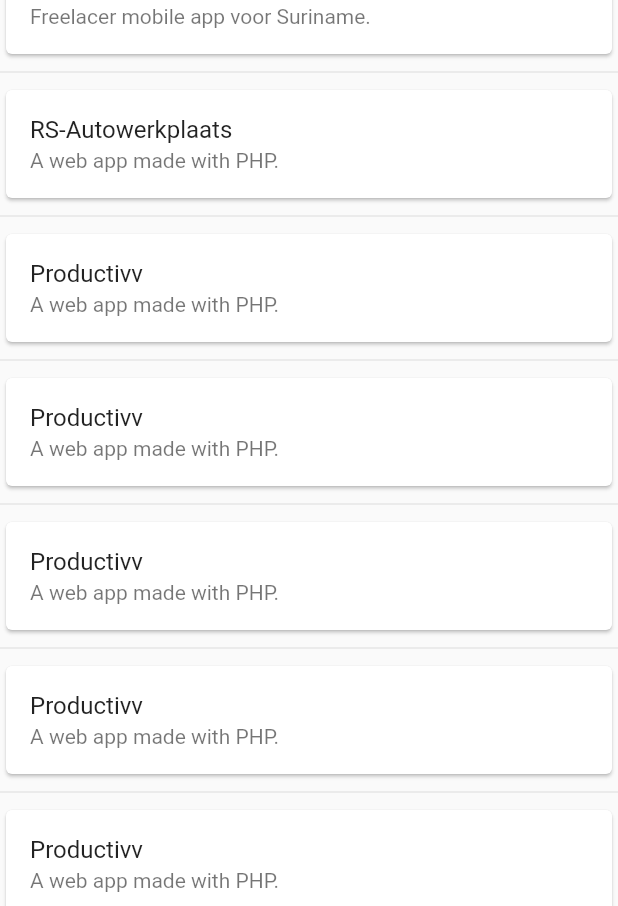
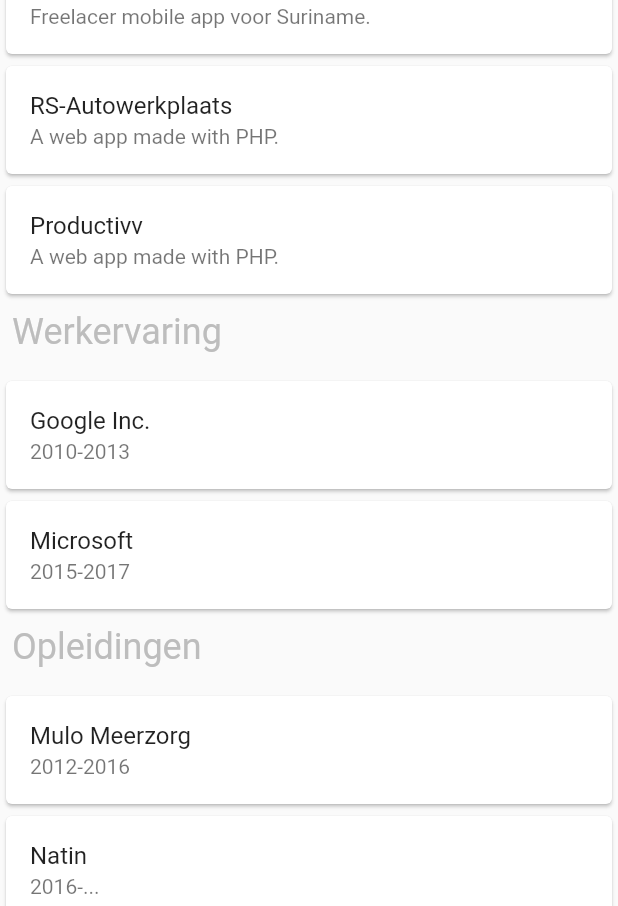
Before and after one commit to eSaniello/stacks, a Flutter app: the screen it shows after launch, on a phone screen of 412 x 824 dp, the part 330-1236 px from its top. Run offline on Flutter 3.47's test engine with Material 2 defaults, Android fonts, the phone set to English and light mode, and no system bars.

Commit message:
does not scroll

```diff
--- a/lib/main.dart
+++ b/lib/main.dart
@@ -131,6 +131,40 @@
       ),
     );
 
+    Widget headerWerkervaring = Container(
+      padding: const EdgeInsets.only(left: 8, bottom: 8),
+      height: 50,
+      child: Row(
+        children: <Widget>[
+          Text(
+            'Werkervaring',
+            style: TextStyle(
+              fontSize: 24,
+              color: Colors.grey[400],
+            ),
+          ),
+          Divider(),
+        ],
+      ),
+    );
+
+    Widget headerOpleiding = Container(
+      padding: const EdgeInsets.only(left: 8, bottom: 8),
+      height: 50,
+      child: Row(
+        children: <Widget>[
+          Text(
+            'Opleidingen',
+            style: TextStyle(
+              fontSize: 24,
+              color: Colors.grey[400],
+            ),
+          ),
+          Divider(),
+        ],
+      ),
+    );
+
     // Widget projecten = ListView(
     //   shrinkWrap: true,
     //   padding: const EdgeInsets.all(8),
@@ -184,7 +218,6 @@
             ],
           ),
         ),
-        Divider(),
         new Card(
           child: Column(
             children: <Widget>[
@@ -195,7 +228,6 @@
             ],
           ),
         ),
-        Divider(),
         new Card(
           child: Column(
             children: <Widget>[
@@ -206,46 +238,54 @@
             ],
           ),
         ),
-        Divider(),
+      ],
+    );
+
+    Widget werkervaring = ListView(
+      shrinkWrap: true,
+      children: <Widget>[
         new Card(
           child: Column(
             children: <Widget>[
               const ListTile(
-                title: const Text('Productivv'),
-                subtitle: const Text('A web app made with PHP.'),
+                title: const Text('Google Inc.'),
+                subtitle: const Text('2010-2013'),
               ),
             ],
           ),
         ),
-        Divider(),
         new Card(
           child: Column(
             children: <Widget>[
               const ListTile(
-                title: const Text('Productivv'),
-                subtitle: const Text('A web app made with PHP.'),
+                title: const Text('Microsoft'),
+                subtitle: const Text('2015-2017'),
               ),
             ],
           ),
         ),
-        Divider(),
+      ],
+    );
+
+    Widget opleiding = ListView(
+      shrinkWrap: true,
+      children: <Widget>[
         new Card(
           child: Column(
             children: <Widget>[
               const ListTile(
-                title: const Text('Productivv'),
-                subtitle: const Text('A web app made with PHP.'),
+                title: const Text('Mulo Meerzorg'),
+                subtitle: const Text('2012-2016'),
               ),
             ],
           ),
         ),
-        Divider(),
         new Card(
           child: Column(
             children: <Widget>[
               const ListTile(
-                title: const Text('Productivv'),
-                subtitle: const Text('A web app made with PHP.'),
+                title: const Text('Natin'),
+                subtitle: const Text('2016-...'),
               ),
             ],
           ),
@@ -261,6 +301,10 @@
             profileHeader,
             headerProjecten,
             projecten,
+            headerWerkervaring,
+            werkervaring,
+            headerOpleiding,
+            opleiding,
           ],
         ),
       ),
```
